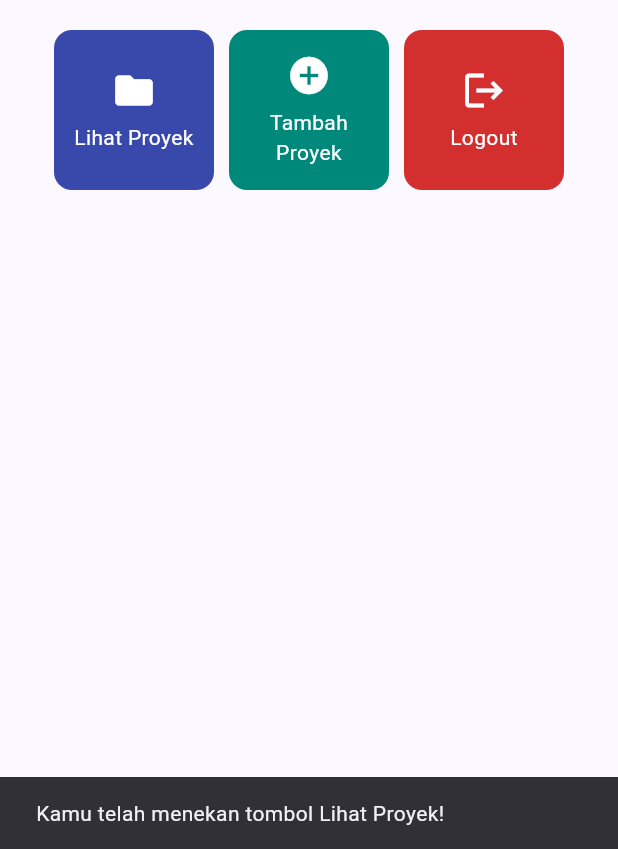
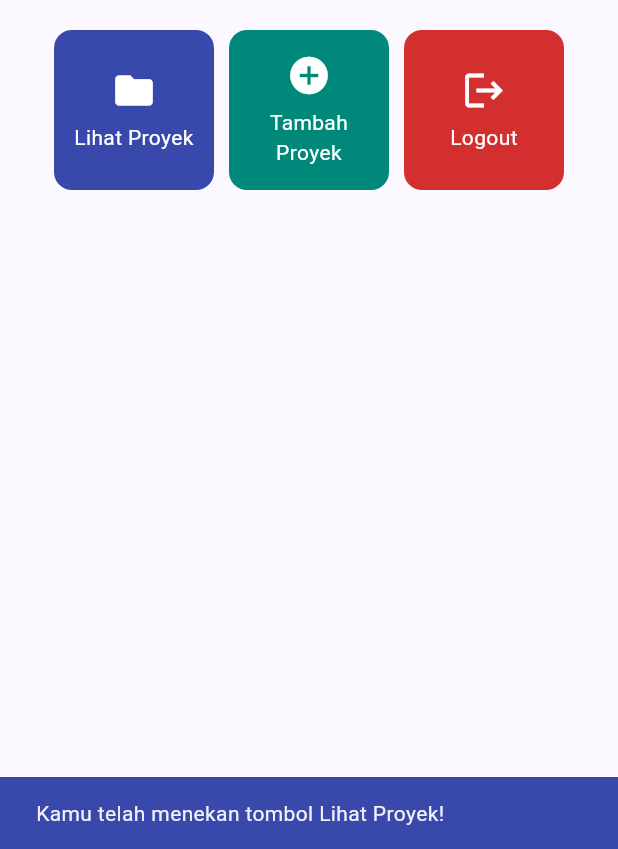
Before and after one commit to joan09go-dotcom/myportofolio_mobile, a Flutter app: the screen it shows after launch, after a tap on "Lihat Proyek", on a phone screen of 412 x 824 dp, the part 387-1236 px from its top. Run offline on Flutter 3.47's test engine with Material 3 defaults, Android fonts, the phone set to English and light mode, and no system bars.

Commit message:
feat: Menambahkan backgroundColor ke SnackBar

```diff
--- a/lib/menu.dart
+++ b/lib/menu.dart
@@ -137,7 +137,10 @@ class ItemCard extends StatelessWidget {
           ScaffoldMessenger.of(context)
             ..hideCurrentSnackBar()
             ..showSnackBar(
-              SnackBar(content: Text("Kamu telah menekan tombol ${item.name}!")),
+              SnackBar(
+                content: Text("Kamu telah menekan tombol ${item.name}!"),
+                backgroundColor: item.color,
+              ),
             );
         },
         child: Container(
```
